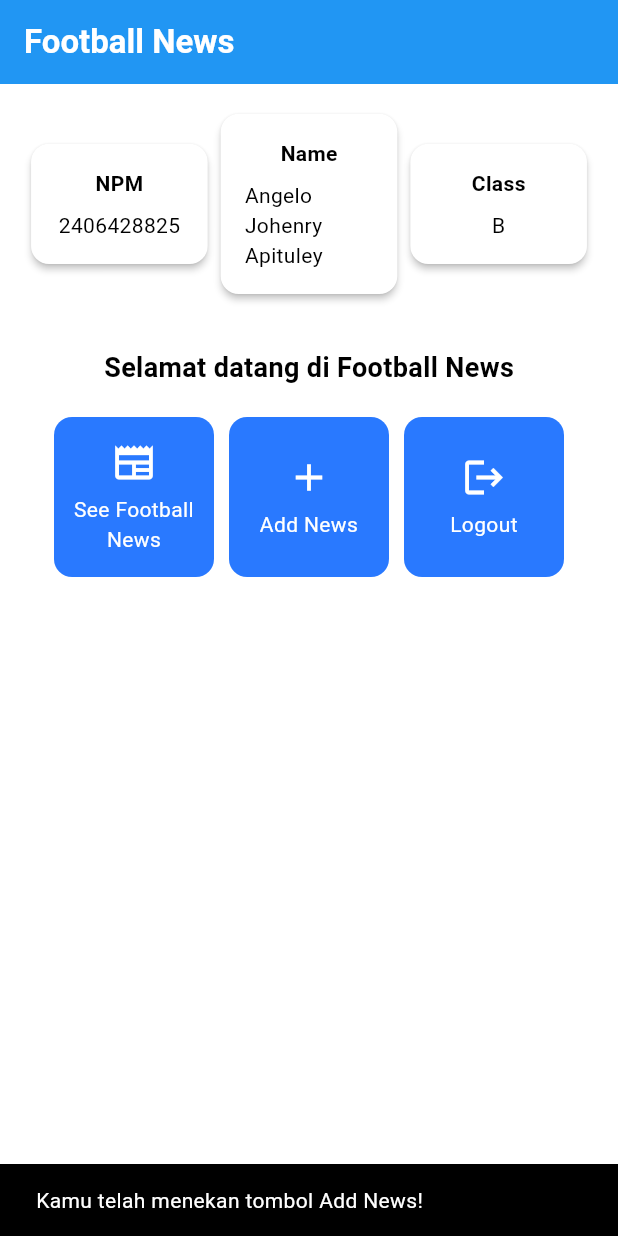
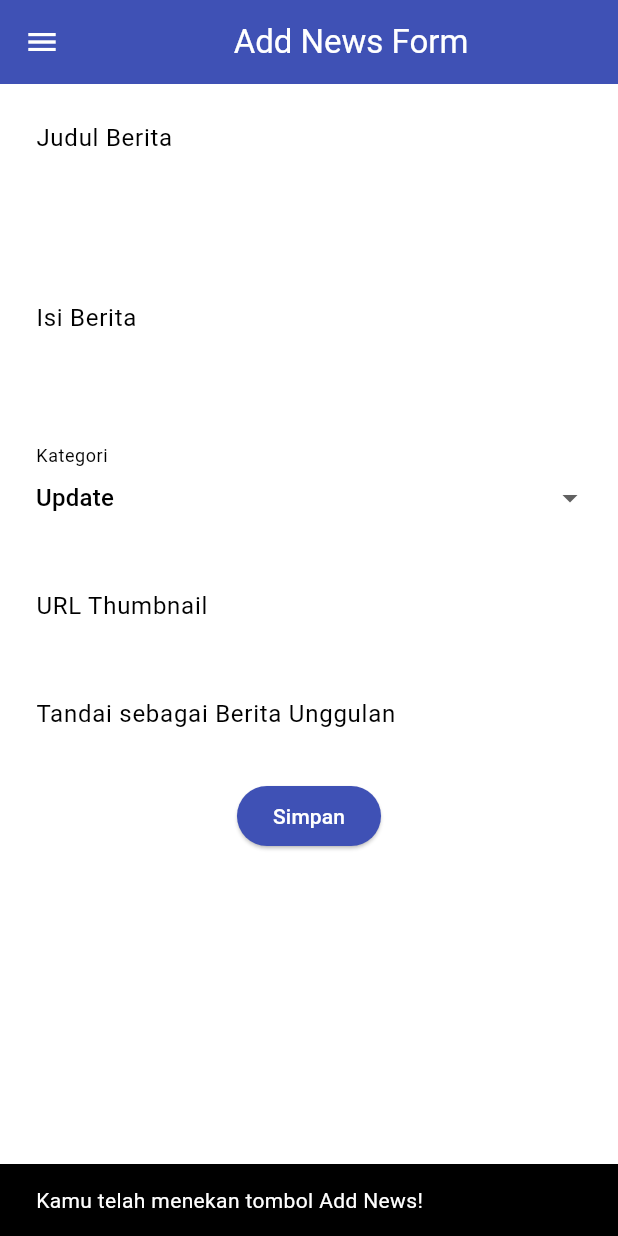
Before and after one commit to angelojohenry/football-news-mobile, a Flutter app: the screen it shows after launch, after a tap on "Add News", on a phone screen of 412 x 824 dp. Run offline on Flutter 3.47's test engine with Material 3 defaults, Android fonts, the phone set to English and light mode, and no system bars.

Commit message:
Tutorial 7 Selesai

```diff
--- a/football_news/lib/main.dart
+++ b/football_news/lib/main.dart
@@ -1,5 +1,5 @@
 import 'package:flutter/material.dart';
-import 'package:football_news/menu.dart';
+import 'package:football_news/screens/menu.dart';
 
 void main() {
   runApp(const MyApp());
--- a/football_news/lib/menu.dart
+++ b/football_news/lib/screens/menu.dart
@@ -1,4 +1,8 @@
 import 'package:flutter/material.dart';
+import 'package:football_news/screens/newslist_form.dart';
+import 'package:football_news/widgets/left_drawer.dart';
+import 'package:football_news/widgets/news_card.dart';
+
 class MyHomePage extends StatelessWidget {
   MyHomePage({super.key});
 
@@ -27,6 +31,7 @@ class MyHomePage extends StatelessWidget {
         // Warna latar belakang AppBar diambil dari skema warna tema aplikasi.
         backgroundColor: Theme.of(context).colorScheme.primary,
       ),
+      drawer: LeftDrawer(),
       // Body halaman dengan padding di sekelilingnya.
       body: Padding(
         padding: const EdgeInsets.all(16.0),
@@ -122,64 +127,3 @@ class InfoCard extends StatelessWidget {
     );
   }
 }
-
-class ItemHomepage {
-  final String name;
-  final IconData icon;
-
-  ItemHomepage(this.name, this.icon);
-}
-
-class ItemCard extends StatelessWidget {
-  // Menampilkan kartu dengan ikon dan nama.
-
-  final ItemHomepage item;
-
-  const ItemCard(this.item, {super.key});
-
-  @override
-  Widget build(BuildContext context) {
-    return Material(
-      // Menentukan warna latar belakang dari tema aplikasi.
-      color: Theme.of(context).colorScheme.secondary,
-      // Membuat sudut kartu melengkung.
-      borderRadius: BorderRadius.circular(12),
-
-      child: InkWell(
-        // Aksi ketika kartu ditekan.
-        onTap: () {
-          // Menampilkan pesan SnackBar saat kartu ditekan.
-          ScaffoldMessenger.of(context)
-            ..hideCurrentSnackBar()
-            ..showSnackBar(
-                SnackBar(content: Text("Kamu telah menekan tombol ${item.name}!"))
-            );
-        },
-        // Container untuk menyimpan Icon dan Text
-        child: Container(
-          padding: const EdgeInsets.all(8),
-          child: Center(
-            child: Column(
-              // Menyusun ikon dan teks di tengah kartu.
-              mainAxisAlignment: MainAxisAlignment.center,
-              children: [
-                Icon(
-                  item.icon,
-                  color: Colors.white,
-                  size: 30.0,
-                ),
-                const Padding(padding: EdgeInsets.all(3)),
-                Text(
-                  item.name,
-                  textAlign: TextAlign.center,
-                  style: const TextStyle(color: Colors.white),
-                ),
-              ],
-            ),
-          ),
-        ),
-      ),
-    );
-  }
-
-}
--- /dev/null
+++ b/football_news/lib/screens/newslist_form.dart
@@ -0,0 +1,201 @@
+import 'package:flutter/material.dart';
+import 'package:football_news/widgets/left_drawer.dart';
+
+class NewsFormPage extends StatefulWidget {
+  const NewsFormPage({super.key});
+
+  @override
+  State<NewsFormPage> createState() => _NewsFormPageState();
+}
+
+class _NewsFormPageState extends State<NewsFormPage> {
+  final _formKey = GlobalKey<FormState>();
+  String _title = "";
+  String _content = "";
+  String _category = "update"; // default
+  String _thumbnail = "";
+  bool _isFeatured = false; // default
+
+  final List<String> _categories = [
+    'transfer',
+    'update',
+    'exclusive',
+    'match',
+    'rumor',
+    'analysis',
+  ];
+
+  @override
+  Widget build(BuildContext context) {
+    return Scaffold(
+      appBar: AppBar(
+        title: const Center(
+          child: Text(
+            'Add News Form',
+          ),
+        ),
+        backgroundColor: Colors.indigo,
+        foregroundColor: Colors.white,
+      ),
+      drawer: LeftDrawer(),
+      body: Form(
+        key: _formKey,
+        child: SingleChildScrollView(
+          child: Column(
+            crossAxisAlignment: CrossAxisAlignment.start,
+            children:[
+              // === Title ===
+              Padding(
+                padding: const EdgeInsets.all(8.0),
+                child: TextFormField(
+                  decoration: InputDecoration(
+                    hintText: "Judul Berita",
+                    labelText: "Judul Berita",
+                    border: OutlineInputBorder(
+                      borderRadius: BorderRadius.circular(5.0),
+                    ),
+                  ),
+                  onChanged: (String? value) {
+                    setState(() {
+                      _title = value!;
+                    });
+                  },
+                  validator: (String? value) {
+                    if (value == null || value.isEmpty) {
+                      return "Judul tidak boleh kosong!";
+                    }
+                    return null;
+                  },
+                ),
+              ),
+
+              // === Content ===
+              Padding(
+                padding: const EdgeInsets.all(8.0),
+                child: TextFormField(
+                  maxLines: 5,
+                  decoration: InputDecoration(
+                    hintText: "Isi Berita",
+                    labelText: "Isi Berita",
+                    border: OutlineInputBorder(
+                      borderRadius: BorderRadius.circular(5.0),
+                    ),
+                  ),
+                  onChanged: (String? value) {
+                    setState(() {
+                      _content = value!;
+                    });
+                  },
+                  validator: (String? value) {
+                    if (value == null || value.isEmpty) {
+                      return "Isi berita tidak boleh kosong!";
+                    }
+                    return null;
+                  },
+                ),
+              ),
+
+              // === Category ===
+              Padding(
+                padding: const EdgeInsets.all(8.0),
+                child: DropdownButtonFormField<String>(
+                  decoration: InputDecoration(
+                    labelText: "Kategori",
+                    border: OutlineInputBorder(
+                      borderRadius: BorderRadius.circular(5.0),
+                    ),
+                  ),
+                  value: _category,
+                  items: _categories
+                      .map((cat) => DropdownMenuItem(
+                    value: cat,
+                    child: Text(
+                        cat[0].toUpperCase() + cat.substring(1)),
+                  ))
+                      .toList(),
+                  onChanged: (String? newValue) {
+                    setState(() {
+                      _category = newValue!;
+                    });
+                  },
+                ),
+              ),
+
+              // === Thumbnail URL ===
+              Padding(
+                padding: const EdgeInsets.all(8.0),
+                child: TextFormField(
+                  decoration: InputDecoration(
+                    hintText: "URL Thumbnail (opsional)",
+                    labelText: "URL Thumbnail",
+                    border: OutlineInputBorder(
+                      borderRadius: BorderRadius.circular(5.0),
+                    ),
+                  ),
+                  onChanged: (String? value) {
+                    setState(() {
+                      _thumbnail = value!;
+                    });
+                  },
+                ),
+              ),
+
+              // === Is Featured ===
+              Padding(
+                padding: const EdgeInsets.all(8.0),
+                child: SwitchListTile(
+                  title: const Text("Tandai sebagai Berita Unggulan"),
+                  value: _isFeatured,
+                  onChanged: (bool value) {
+                    setState(() {
+                      _isFeatured = value;
+                    });
+                  },
+                ),
+              ),
+
+              // === Tombol Simpan ===
+              Align(
+                alignment: Alignment.bottomCenter,
+                child: Padding(
+                  padding: const EdgeInsets.all(8.0),
+                  child: ElevatedButton(
+                    style: ButtonStyle(
+                      backgroundColor:
+                      MaterialStateProperty.all(Colors.indigo),
+                    ),
+                    onPressed: () {
+                      if (_formKey.currentState!.validate()) {
+                        showDialog(
+                          context: context,
+                          builder: (context) {
+                            return AlertDialog(
+                              title: const Text('Berita berhasil disimpan!'),
+                              actions: [
+                                TextButton(
+                                  child: const Text('OK'),
+                                  onPressed: () {
+                                    Navigator.pop(context);
+                                    _formKey.currentState!.reset();
+                                  },
+                                ),
+                              ],
+                            );
+                          },
+                        );
+                      }
+                    },
+                    child: const Text(
+                      "Simpan",
+                      style: TextStyle(color: Colors.white),
+                    ),
+                  ),
+                ),
+              ),
+            ],
+          )
+        ),
+      ),
+    );
+  }
+}
--- /dev/null
+++ b/football_news/lib/widgets/left_drawer.dart
@@ -0,0 +1,71 @@
+import 'package:flutter/material.dart';
+import 'package:football_news/screens/menu.dart';
+import 'package:football_news/screens/newslist_form.dart';
+
+class LeftDrawer extends StatelessWidget {
+  const LeftDrawer({super.key});
+
+  @override
+  Widget build(BuildContext context) {
+    return Drawer(
+      child: ListView(
+        children: [
+          const DrawerHeader(
+            decoration: BoxDecoration(
+              color: Colors.blue,
+            ),
+            child: Column(
+              children: [
+                Text(
+                  'Football News',
+                  textAlign: TextAlign.center,
+                  style: TextStyle(
+                    fontSize: 30,
+                    fontWeight: FontWeight.bold,
+                    color: Colors.white,
+                  ),
+                ),
+                Padding(padding: EdgeInsets.all(10)),
+                Text("Seluruh berita sepak bola terkini di sini!",
+                  // gaya teks dengan center alignment, font ukuran 15, warna putih, dan weight biasa
+                  textAlign: TextAlign.center,
+                  style: TextStyle(
+                    fontSize: 15,
+                    fontWeight: FontWeight.normal,
+                    color: Colors.white,
+                  ),
+                ),
+              ],
+            ),
+          ),
+          ListTile(
+            leading: const Icon(Icons.home_outlined),
+            title: const Text('Home'),
+            // Bagian redirection ke MyHomePage
+            onTap: () {
+              Navigator.pushReplacement(
+                  context,
+                  MaterialPageRoute(
+                    builder: (context) => MyHomePage(),
+                  ));
+            },
+          ),
+          ListTile(
+            leading: const Icon(Icons.post_add),
+            title: const Text('Add News'),
+            // Bagian redirection ke NewsFormPage
+            onTap: () {
+              //routing ke NewsFormPage
+              Navigator.push(context, MaterialPageRoute(builder: (context) => NewsFormPage()));
+            },
+          ),
+          // ListTile untuk ke halaman melihat news
+          ListTile(
+            leading: const Icon(Icons.newspaper),
+            title: const Text('See Football News')
+          )
+        ],
+      ),
+    );
+  }
+}
--- /dev/null
+++ b/football_news/lib/widgets/news_card.dart
@@ -0,0 +1,65 @@
+import 'package:flutter/material.dart';
+import 'package:football_news/screens/newslist_form.dart';
+
+class ItemCard extends StatelessWidget {
+  // Menampilkan kartu dengan ikon dan nama.
+
+  final ItemHomepage item;
+
+  const ItemCard(this.item, {super.key});
+
+  @override
+  Widget build(BuildContext context) {
+    return Material(
+      // Menentukan warna latar belakang dari tema aplikasi.
+      color: Theme.of(context).colorScheme.secondary,
+      // Membuat sudut kartu melengkung.
+      borderRadius: BorderRadius.circular(12),
+
+      child: InkWell(
+        // Aksi ketika kartu ditekan.
+        onTap: () {
+          // Menampilkan pesan SnackBar saat kartu ditekan.
+          ScaffoldMessenger.of(context)
+            ..hideCurrentSnackBar()
+            ..showSnackBar(
+                SnackBar(content: Text("Kamu telah menekan tombol ${item.name}!"))
+            );
+          if (item.name == "Add News") {
+            Navigator.push(context, MaterialPageRoute(builder: (context) => const NewsFormPage()));
+          }
+        },
+        // Container untuk menyimpan Icon dan Text
+        child: Container(
+          padding: const EdgeInsets.all(8),
+          child: Center(
+            child: Column(
+              // Menyusun ikon dan teks di tengah kartu.
+              mainAxisAlignment: MainAxisAlignment.center,
+              children: [
+                Icon(
+                  item.icon,
+                  color: Colors.white,
+                  size: 30.0,
+                ),
+                const Padding(padding: EdgeInsets.all(3)),
+                Text(
+                  item.name,
+                  textAlign: TextAlign.center,
+                  style: const TextStyle(color: Colors.white),
+                ),
+              ],
+            ),
+          ),
+        ),
+      ),
+    );
+  }
+}
+
+class ItemHomepage {
+  final String name;
+  final IconData icon;
+
+  ItemHomepage(this.name, this.icon);
+}
```
